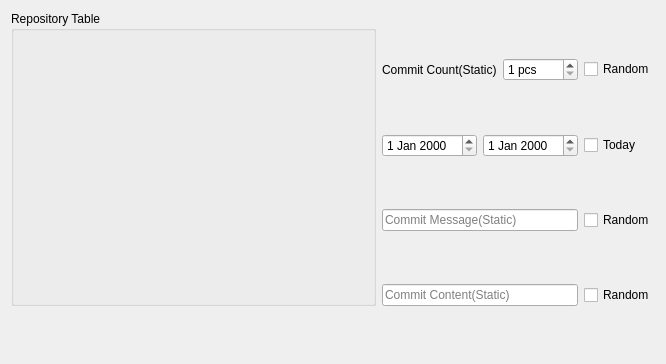
The window that lib/widgets/RepositoryCard/design/RepositoryCardUI.ui (xaprier/XFakeContrib) describes before a commit, drawn with Qt 5.
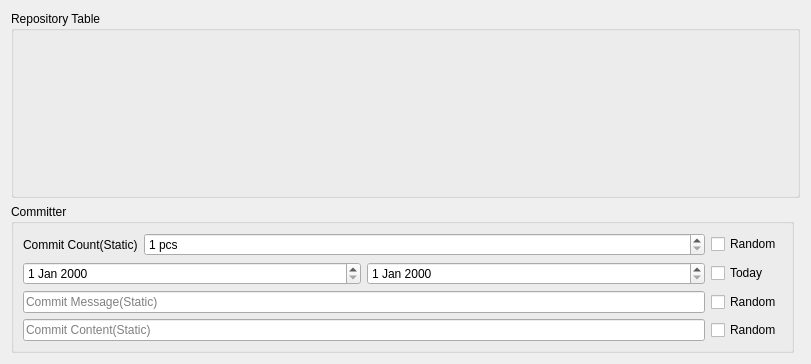
The same window after the commit. Custom widgets are drawn as their Qt base class.

Commit message:
Updated cards, layouts and more
Created connections between cards
Updated layout
Updated MainWindow
Updated resources

Diff of the .ui file:
```diff
--- a/lib/widgets/RepositoryCard/design/RepositoryCardUI.ui
+++ b/lib/widgets/RepositoryCard/design/RepositoryCardUI.ui
@@ -6,12 +6,12 @@
    <rect>
     <x>0</x>
     <y>0</y>
-    <width>666</width>
+    <width>811</width>
     <height>364</height>
    </rect>
   </property>
   <property name="sizePolicy">
-   <sizepolicy hsizetype="Preferred" vsizetype="Preferred">
+   <sizepolicy hsizetype="Expanding" vsizetype="Expanding">
     <horstretch>0</horstretch>
     <verstretch>0</verstretch>
    </sizepolicy>
@@ -19,39 +19,67 @@
   <property name="windowTitle">
    <string>Form</string>
   </property>
-  <layout class="QGridLayout" name="gridLayout_2">
+  <layout class="QVBoxLayout" name="verticalLayout_2">
+   <item>
+    <layout class="QVBoxLayout" name="VL_Main">
+     <item>
+      <widget class="QGroupBox" name="groupBoxRepoTable">
+       <property name="sizePolicy">
+        <sizepolicy hsizetype="Expanding" vsizetype="Expanding">
+         <horstretch>20</horstretch>
+         <verstretch>0</verstretch>
+        </sizepolicy>
+       </property>
+       <property name="title">
+        <string>Repository Table</string>
+       </property>
+      </widget>
+     </item>
+     <item>
+      <layout class="QHBoxLayout" name="horizontalLayout">
+       <property name="sizeConstraint">
+        <enum>QLayout::SizeConstraint::SetMinimumSize</enum>
+       </property>
+       <item>
+        <widget class="QGroupBox" name="GL_Committer">
+         <property name="sizePolicy">
+          <sizepolicy hsizetype="Expanding" vsizetype="Minimum">
+           <horstretch>1</horstretch>
+           <verstretch>0</verstretch>
+          </sizepolicy>
+         </property>
+         <property name="title">
+          <string>Committer </string>
+         </property>
+         <layout class="QGridLayout" name="gridLayout">
    <item row="0" column="0">
-    <layout class="QGridLayout" name="GL_Main">
-     <item row="2" column="1">
-      <spacer name="verticalSpacer_2">
-       <property name="orientation">
-        <enum>Qt::Vertical</enum>
-       </property>
-       <property name="sizeHint" stdset="0">
-        <size>
-         <width>20</width>
-         <height>40</height>
-        </size>
-       </property>
-      </spacer>
-     </item>
-     <item row="7" column="1">
-      <widget class="QLineEdit" name="commitContentLE">
+           <layout class="QHBoxLayout" name="HL_CommitCount">
+            <item>
+             <widget class="QLabel" name="commitCountL">
+              <property name="text">
+               <string>Commit Count(Static)</string>
+              </property>
+             </widget>
+            </item>
+            <item>
+             <widget class="QSpinBox" name="commitCountSP">
        <property name="sizePolicy">
-        <sizepolicy hsizetype="MinimumExpanding" vsizetype="Fixed">
+               <sizepolicy hsizetype="Expanding" vsizetype="Fixed">
          <horstretch>0</horstretch>
          <verstretch>0</verstretch>
         </sizepolicy>
        </property>
-       <property name="readOnly">
-        <bool>false</bool>
-       </property>
-       <property name="placeholderText">
-        <string>Commit Content(Static)</string>
+              <property name="suffix">
+               <string> pcs</string>
+              </property>
+              <property name="minimum">
+               <number>1</number>
        </property>
       </widget>
      </item>
-     <item row="1" column="2">
+           </layout>
+          </item>
+          <item row="0" column="1">
       <widget class="QCheckBox" name="commitCountCB">
        <property name="sizePolicy">
         <sizepolicy hsizetype="Minimum" vsizetype="Fixed">
@@ -67,7 +95,7 @@
        </property>
       </widget>
      </item>
-     <item row="3" column="1">
+          <item row="1" column="0">
       <layout class="QHBoxLayout" name="HL_Date">
        <property name="spacing">
         <number>6</number>
@@ -75,7 +103,7 @@
        <item>
         <widget class="QDateEdit" name="startDateDE">
          <property name="sizePolicy">
-          <sizepolicy hsizetype="MinimumExpanding" vsizetype="Fixed">
+               <sizepolicy hsizetype="Expanding" vsizetype="Fixed">
            <horstretch>0</horstretch>
            <verstretch>0</verstretch>
           </sizepolicy>
@@ -85,7 +113,7 @@
        <item>
         <widget class="QDateEdit" name="endDateDE">
          <property name="sizePolicy">
-          <sizepolicy hsizetype="MinimumExpanding" vsizetype="Fixed">
+               <sizepolicy hsizetype="Expanding" vsizetype="Fixed">
            <horstretch>0</horstretch>
            <verstretch>0</verstretch>
           </sizepolicy>
@@ -94,10 +122,23 @@
        </item>
       </layout>
      </item>
-     <item row="5" column="1">
+          <item row="1" column="1">
+           <widget class="QCheckBox" name="dateCB">
+            <property name="sizePolicy">
+             <sizepolicy hsizetype="Minimum" vsizetype="Fixed">
+              <horstretch>0</horstretch>
+              <verstretch>0</verstretch>
+             </sizepolicy>
+            </property>
+            <property name="text">
+             <string>Today</string>
+            </property>
+           </widget>
+          </item>
+          <item row="2" column="0">
       <widget class="QLineEdit" name="commitMessageLE">
        <property name="sizePolicy">
-        <sizepolicy hsizetype="MinimumExpanding" vsizetype="Fixed">
+             <sizepolicy hsizetype="Expanding" vsizetype="Fixed">
          <horstretch>0</horstretch>
          <verstretch>0</verstretch>
         </sizepolicy>
@@ -110,41 +151,47 @@
        </property>
       </widget>
      </item>
-     <item row="4" column="1">
-      <spacer name="verticalSpacer">
-       <property name="orientation">
-        <enum>Qt::Vertical</enum>
-       </property>
-       <property name="sizeHint" stdset="0">
-        <size>
-         <width>20</width>
-         <height>40</height>
-        </size>
-       </property>
-      </spacer>
-     </item>
-     <item row="8" column="1">
-      <spacer name="verticalSpacer_3">
-       <property name="orientation">
-        <enum>Qt::Vertical</enum>
-       </property>
-       <property name="sizeHint" stdset="0">
-        <size>
-         <width>20</width>
-         <height>40</height>
-        </size>
-       </property>
-      </spacer>
-     </item>
-     <item row="7" column="2">
+          <item row="2" column="1">
+           <widget class="QCheckBox" name="commitMessageCB">
+            <property name="sizePolicy">
+             <sizepolicy hsizetype="Minimum" vsizetype="Fixed">
+              <horstretch>0</horstretch>
+              <verstretch>0</verstretch>
+             </sizepolicy>
+            </property>
+            <property name="text">
+             <string>Random</string>
+            </property>
+           </widget>
+          </item>
+          <item row="3" column="0">
+           <widget class="QLineEdit" name="commitContentLE">
+            <property name="sizePolicy">
+             <sizepolicy hsizetype="Expanding" vsizetype="Fixed">
+              <horstretch>0</horstretch>
+              <verstretch>0</verstretch>
+             </sizepolicy>
+            </property>
+            <property name="readOnly">
+             <bool>false</bool>
+            </property>
+            <property name="placeholderText">
+             <string>Commit Content(Static)</string>
+            </property>
+           </widget>
+          </item>
+          <item row="3" column="1">
       <widget class="QCheckBox" name="commitContentCB">
        <property name="text">
         <string>Random</string>
        </property>
       </widget>
      </item>
-     <item row="9" column="1" colspan="2">
-      <layout class="QHBoxLayout" name="HL_Buttons">
+         </layout>
+        </widget>
+       </item>
+       <item>
+        <layout class="QVBoxLayout" name="buttonLayout">
        <property name="sizeConstraint">
         <enum>QLayout::SetDefaultConstraint</enum>
        </property>
@@ -154,100 +201,26 @@
        <item>
         <widget class="RepositoryCardPush" name="pushPB" native="true">
          <property name="sizePolicy">
-          <sizepolicy hsizetype="Preferred" vsizetype="Preferred">
-           <horstretch>0</horstretch>
-           <verstretch>0</verstretch>
-          </sizepolicy>
-         </property>
-        </widget>
-       </item>
-      </layout>
-     </item>
-     <item row="6" column="1">
-      <spacer name="verticalSpacer_4">
-       <property name="orientation">
-        <enum>Qt::Vertical</enum>
-       </property>
-       <property name="sizeHint" stdset="0">
-        <size>
-         <width>20</width>
-         <height>40</height>
-        </size>
-       </property>
-      </spacer>
-     </item>
-     <item row="3" column="2">
-      <widget class="QCheckBox" name="dateCB">
-       <property name="sizePolicy">
         <sizepolicy hsizetype="Minimum" vsizetype="Fixed">
          <horstretch>0</horstretch>
          <verstretch>0</verstretch>
         </sizepolicy>
        </property>
-       <property name="text">
-        <string>Today</string>
-       </property>
-      </widget>
-     </item>
-     <item row="1" column="1">
-      <layout class="QHBoxLayout" name="HL_CommitCount">
+          </widget>
+         </item>
        <item>
-        <widget class="QLabel" name="commitCountL">
-         <property name="text">
-          <string>Commit Count(Static)</string>
-         </property>
-        </widget>
-       </item>
-       <item>
-        <widget class="QSpinBox" name="commitCountSP">
-         <property name="suffix">
-          <string> pcs</string>
-         </property>
-         <property name="minimum">
-          <number>1</number>
-         </property>
-        </widget>
-       </item>
-      </layout>
-     </item>
-     <item row="5" column="2">
-      <widget class="QCheckBox" name="commitMessageCB">
+          <widget class="RepositoryCardCreateCommits" name="createCommitsPB" native="true">
        <property name="sizePolicy">
         <sizepolicy hsizetype="Minimum" vsizetype="Fixed">
          <horstretch>0</horstretch>
          <verstretch>0</verstretch>
         </sizepolicy>
        </property>
-       <property name="text">
-        <string>Random</string>
-       </property>
-      </widget>
-     </item>
-     <item row="0" column="1">
-      <spacer name="verticalSpacer_5">
-       <property name="orientation">
-        <enum>Qt::Vertical</enum>
-       </property>
-       <property name="sizeHint" stdset="0">
-        <size>
-         <width>20</width>
-         <height>40</height>
-        </size>
-       </property>
-      </spacer>
-     </item>
-     <item row="0" column="0" rowspan="8">
-      <widget class="QGroupBox" name="groupBoxRepoTable">
-       <property name="sizePolicy">
-        <sizepolicy hsizetype="Expanding" vsizetype="Preferred">
-         <horstretch>20</horstretch>
-         <verstretch>0</verstretch>
-        </sizepolicy>
-       </property>
-       <property name="title">
-        <string>Repository Table</string>
-       </property>
-      </widget>
+          </widget>
+         </item>
+        </layout>
+       </item>
+      </layout>
      </item>
     </layout>
    </item>
```
Left out of the diff: 7 changed lines with no effect on the pictures. Lines whose indentation alone changed are shown as unchanged. The commit also changes 55 other files.
